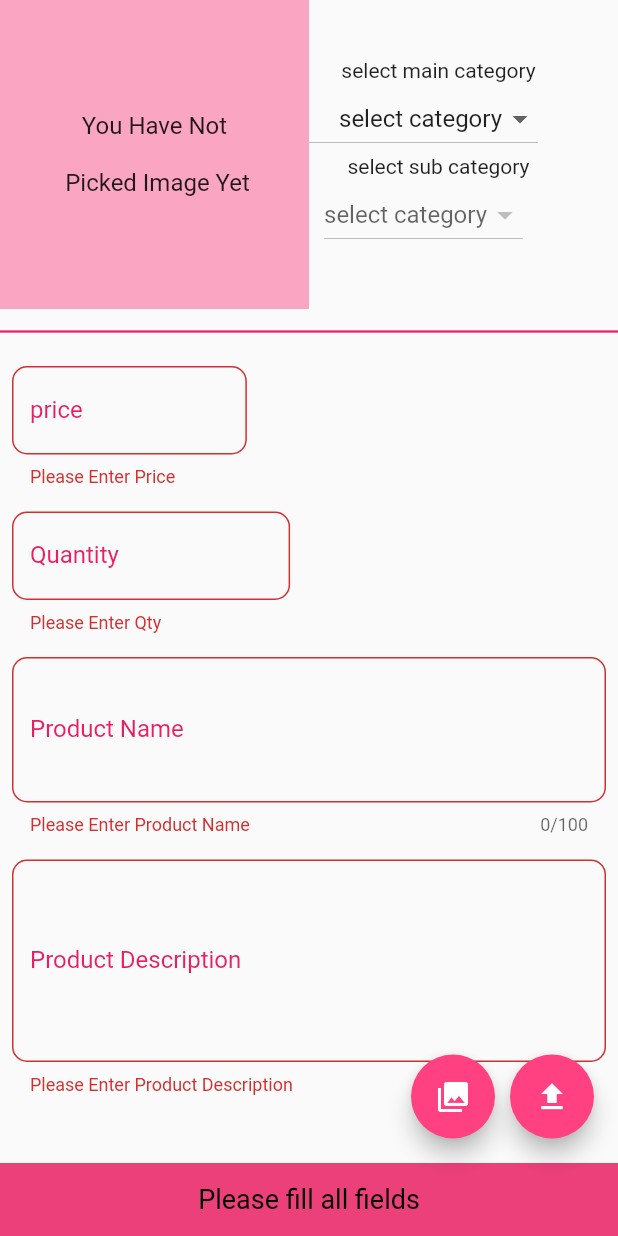
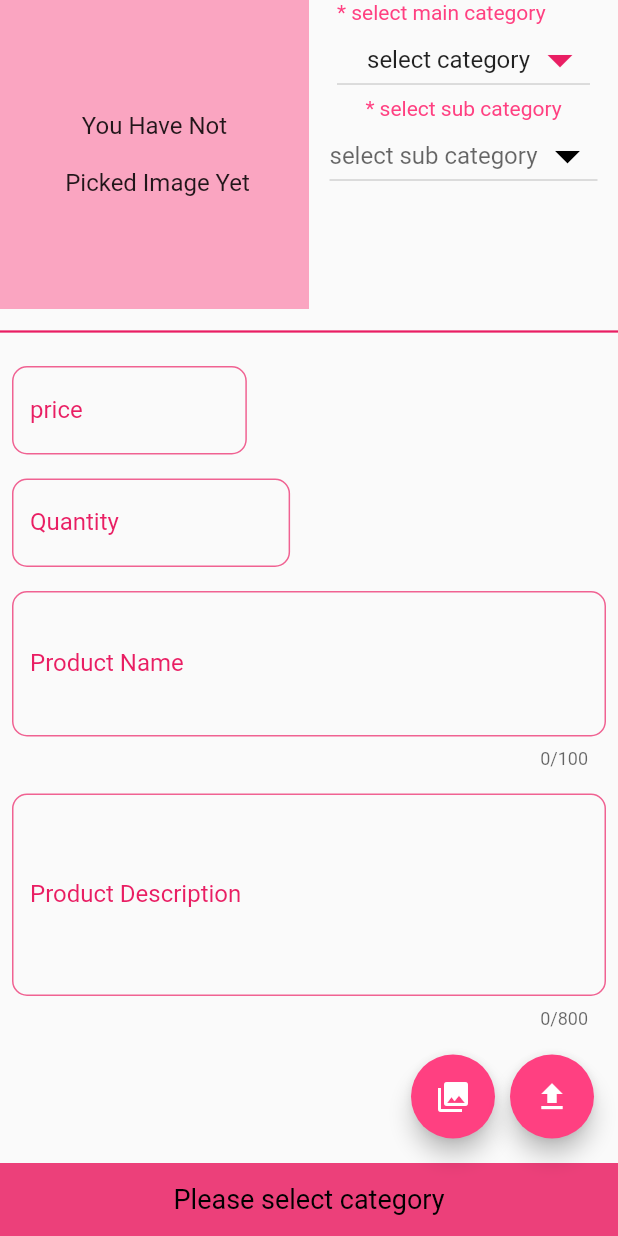
Before and after one commit to FarhanABD/miniso_mobile_app, a Flutter app: the UploadProductScreen screen opened directly, after a tap on the "upload" icon, on a phone screen of 412 x 824 dp. Run offline on Flutter 3.47's test engine with Material 2 defaults, Android fonts, the light colour scheme and no system bars; our stand-ins replace animated_text_kit, cloud_firestore, firebase_auth, firebase_core, firebase_storage, image_picker; accounts and stored records are empty; network calls fail.

Commit message:
Dropdown button finish

```diff
--- a/lib/main_screen/upload_products.dart
+++ b/lib/main_screen/upload_products.dart
@@ -102,6 +102,7 @@ class _UploadProductScreenState extends State<UploadProductScreen> {
 
   //------------------------- VOID FUNGSI UPLOAD PRODUCT ---------------------//
   void uploadProduct() {
+    if (mainCategValue != 'select category' && subCategValue != 'subcategory') {
       if (_formKey.currentState!.validate()) {
         _formKey.currentState!.save();
         if (imagesFileList!.isNotEmpty) {
@@ -113,19 +114,26 @@ class _UploadProductScreenState extends State<UploadProductScreen> {
           print(prodDesc);
           setState(() {
             imagesFileList = [];
+            mainCategValue = 'select category';
+            subCategValue = 'subcategory';
           });
           _formKey.currentState!.reset();
         } else {
-        MyMessageHandler.showSnackbar(_scaffoldKey, 'Please pick images first');
+          MyMessageHandler.showSnackbar(
+              _scaffoldKey, 'Please pick images first');
         }
       } else {
         MyMessageHandler.showSnackbar(_scaffoldKey, 'Please fill all fields');
+      }
+    } else {
+      MyMessageHandler.showSnackbar(_scaffoldKey, 'Please select category');
     }
   }
   //================== ENDS OF VOID FUNGSI UPLOAD PRODUCTS ===================//
 
   @override
   Widget build(BuildContext context) {
+    var size = MediaQuery.of(context).size;
     return ScaffoldMessenger(
       key: _scaffoldKey,
       child: Scaffold(
@@ -142,8 +150,8 @@ class _UploadProductScreenState extends State<UploadProductScreen> {
                     children: [
                       Container(
                         color: Color.fromARGB(255, 250, 165, 193),
-                        height: MediaQuery.of(context).size.width * 0.5,
-                        width: MediaQuery.of(context).size.width * 0.5,
+                        height: size.width * 0.5,
+                        width: size.width * 0.5,
                         child: imagesFileList != null
                             ? previewImages()
                             : const Center(
@@ -155,19 +163,34 @@ class _UploadProductScreenState extends State<UploadProductScreen> {
                               ),
                       ),
                       //------------ COLUMN DROPDOWN CATEGORY ----------------//
+                      SizedBox(
+                        height: size.width * 0.5,
+                        width: size.width * 0.5,
+                        child: Column(
+                          children: [
                             Column(
+                              mainAxisAlignment: MainAxisAlignment.spaceAround,
+                              crossAxisAlignment: CrossAxisAlignment.start,
                               children: [
-                          const Padding(
-                            padding: EdgeInsets.only(left: 20),
-                            child: Text("select main category"),
+                                const Text(
+                                  "* select main category",
+                                  style: TextStyle(color: Colors.pinkAccent),
                                 ),
                                 DropdownButton(
+                                  iconSize: 40,
+                                  iconEnabledColor: Colors.pink,
+                                  iconDisabledColor: Colors.black,
+                                  dropdownColor:
+                                      const Color.fromARGB(255, 238, 157, 185),
+                                  disabledHint:
+                                      const Text('select main category'),
                                   value: mainCategValue,
                                   items: maincateg
                                       .map<DropdownMenuItem<String>>((value) {
                                     return DropdownMenuItem(
                                         child: Padding(
-                                    padding: const EdgeInsets.only(left: 20),
+                                          padding:
+                                              const EdgeInsets.only(left: 20),
                                           child: Text(value),
                                         ),
                                         value: value);
@@ -176,18 +199,30 @@ class _UploadProductScreenState extends State<UploadProductScreen> {
                                     selectedMainCateg(value);
                                   },
                                 ),
-                          const Padding(
-                            padding: EdgeInsets.only(left: 20),
-                            child: Text("select sub category"),
+                              ],
+                            ),
+                            Column(
+                              children: [
+                                const Text(
+                                  "* select sub category",
+                                  style: TextStyle(color: Colors.pinkAccent),
                                 ),
                                 DropdownButton(
-                            disabledHint: const Text('select category'),
+                                  iconSize: 40,
+                                  iconEnabledColor: Colors.pink,
+                                  iconDisabledColor: Colors.black,
+                                  dropdownColor:
+                                      const Color.fromARGB(255, 238, 157, 185),
+                                  menuMaxHeight: 500,
+                                  disabledHint:
+                                      const Text('select sub category'),
                                   value: subCategValue,
                                   items: subCategList
                                       .map<DropdownMenuItem<String>>((value) {
                                     return DropdownMenuItem(
                                         child: Padding(
-                                    padding: const EdgeInsets.only(left: 15),
+                                          padding:
+                                              const EdgeInsets.only(left: 15),
                                           child: Text(value),
                                         ),
                                         value: value);
@@ -200,6 +235,9 @@ class _UploadProductScreenState extends State<UploadProductScreen> {
                                   },
                                 )
                               ],
+                            ),
+                          ],
+                        ),
                       )
                       //=========== ENDS OF COLUMN DROPDOWN CATEGORY =========//
                     ],
```
Lines whose indentation alone changed are shown as unchanged.
